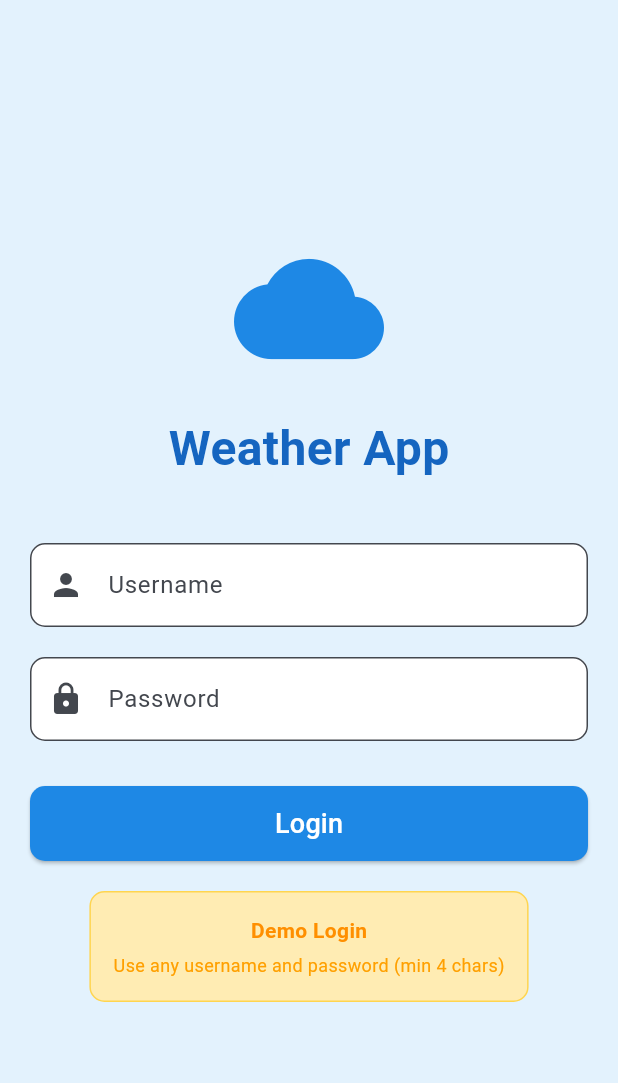
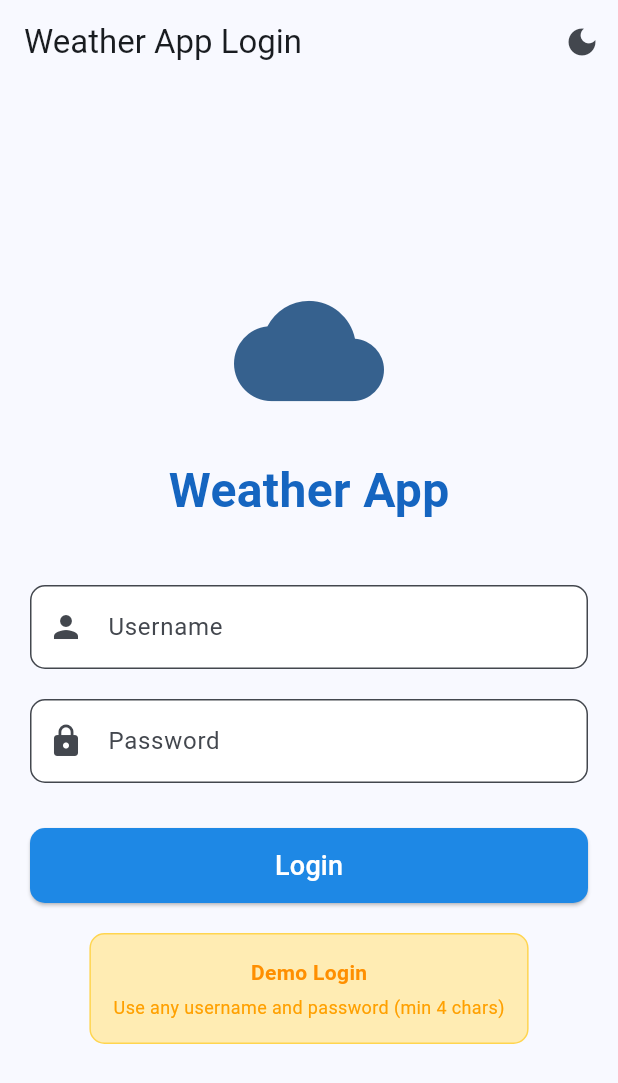
Before and after one commit to Cyril2004-crypto/flutter-weather-app, a Flutter app: the screen it shows after launch, on a phone screen of 412 x 824 dp. Shown: the top 1083 px of the screen. Run offline on Flutter 3.47's test engine with Material 3 defaults, Android fonts, the phone set to English and light mode, and no system bars; our stand-ins replace shared_preferences.

Commit message:
✨ Add Temperature Unit Toggle and Dark/Light Theme Switch

```diff
--- a/lib/main.dart
+++ b/lib/main.dart
@@ -8,8 +8,36 @@ void main() async {
   runApp(const WeatherApp());
 }
 
-class WeatherApp extends StatelessWidget {
+class WeatherApp extends StatefulWidget {
   const WeatherApp({super.key});
+
+  @override
+  State<WeatherApp> createState() => _WeatherAppState();
+}
+
+class _WeatherAppState extends State<WeatherApp> {
+  bool _isDarkMode = false;
+
+  @override
+  void initState() {
+    super.initState();
+    _loadThemePreference();
+  }
+
+  _loadThemePreference() async {
+    final prefs = await SharedPreferences.getInstance();
+    setState(() {
+      _isDarkMode = prefs.getBool('isDarkMode') ?? false;
+    });
+  }
+
+  void toggleTheme() async {
+    final prefs = await SharedPreferences.getInstance();
+    setState(() {
+      _isDarkMode = !_isDarkMode;
+    });
+    await prefs.setBool('isDarkMode', _isDarkMode);
+  }
 
   @override
   Widget build(BuildContext context) {
@@ -18,8 +46,18 @@ class WeatherApp extends StatelessWidget {
       theme: ThemeData(
         colorScheme: ColorScheme.fromSeed(seedColor: Colors.blue),
         useMaterial3: true,
+        brightness: Brightness.light,
       ),
-      home: const AuthWrapper(),
+      darkTheme: ThemeData(
+        colorScheme: ColorScheme.fromSeed(
+          seedColor: Colors.blue,
+          brightness: Brightness.dark,
+        ),
+        useMaterial3: true,
+        brightness: Brightness.dark,
+      ),
+      themeMode: _isDarkMode ? ThemeMode.dark : ThemeMode.light,
+      home: AuthWrapper(onThemeToggle: toggleTheme, isDarkMode: _isDarkMode),
       debugShowCheckedModeBanner: false,
     );
   }
@@ -27,7 +65,14 @@ class WeatherApp extends StatelessWidget {
 
 // Virtual Identity: Check if user is logged in
 class AuthWrapper extends StatefulWidget {
-  const AuthWrapper({super.key});
+  final VoidCallback onThemeToggle;
+  final bool isDarkMode;
+
+  const AuthWrapper({
+    super.key,
+    required this.onThemeToggle,
+    required this.isDarkMode,
+  });
 
   @override
   State<AuthWrapper> createState() => _AuthWrapperState();
@@ -62,6 +107,14 @@ class _AuthWrapperState extends State<AuthWrapper> {
       );
     }
 
-    return _isLoggedIn ? const WeatherScreen() : const LoginScreen();
+    return _isLoggedIn
+        ? WeatherScreen(
+            onThemeToggle: widget.onThemeToggle,
+            isDarkMode: widget.isDarkMode,
+          )
+        : LoginScreen(
+            onThemeToggle: widget.onThemeToggle,
+            isDarkMode: widget.isDarkMode,
+          );
   }
 }
--- a/lib/screens/login_screen.dart
+++ b/lib/screens/login_screen.dart
@@ -4,7 +4,14 @@ import 'weather_screen.dart';
 
 // Theme 4: Virtual Identity - Login screen with local storage
 class LoginScreen extends StatefulWidget {
-  const LoginScreen({super.key});
+  final VoidCallback onThemeToggle;
+  final bool isDarkMode;
+
+  const LoginScreen({
+    super.key,
+    required this.onThemeToggle,
+    required this.isDarkMode,
+  });
 
   @override
   State<LoginScreen> createState() => _LoginScreenState();
@@ -41,7 +48,10 @@ class _LoginScreenState extends State<LoginScreen> {
     // Navigate to weather screen
     if (mounted) {
       Navigator.of(context).pushReplacement(
-        MaterialPageRoute(builder: (context) => const WeatherScreen()),
+        MaterialPageRoute(builder: (context) => WeatherScreen(
+          onThemeToggle: widget.onThemeToggle,
+          isDarkMode: widget.isDarkMode,
+        )),
       );
     }
   }
@@ -49,7 +59,17 @@ class _LoginScreenState extends State<LoginScreen> {
   @override
   Widget build(BuildContext context) {
     return Scaffold(
-      backgroundColor: Colors.blue.shade50,
+      appBar: AppBar(
+        title: const Text('Weather App Login'),
+        actions: [
+          // Theme toggle button
+          IconButton(
+            icon: Icon(widget.isDarkMode ? Icons.light_mode : Icons.dark_mode),
+            onPressed: widget.onThemeToggle,
+            tooltip: widget.isDarkMode ? 'Light Mode' : 'Dark Mode',
+          ),
+        ],
+      ),
       body: SafeArea(
         child: Padding(
           padding: const EdgeInsets.all(20.0),
@@ -62,7 +82,7 @@ class _LoginScreenState extends State<LoginScreen> {
                 Icon(
                   Icons.cloud,
                   size: 100,
-                  color: Colors.blue.shade600,
+                  color: Theme.of(context).primaryColor,
                 ),
                 const SizedBox(height: 20),
                 Text(
```
Also changed, not shown: lib/screens/weather_screen.dart (+59 -9 lines), lib/utils/temperature_utils.dart (added, +30 -0 lines).
